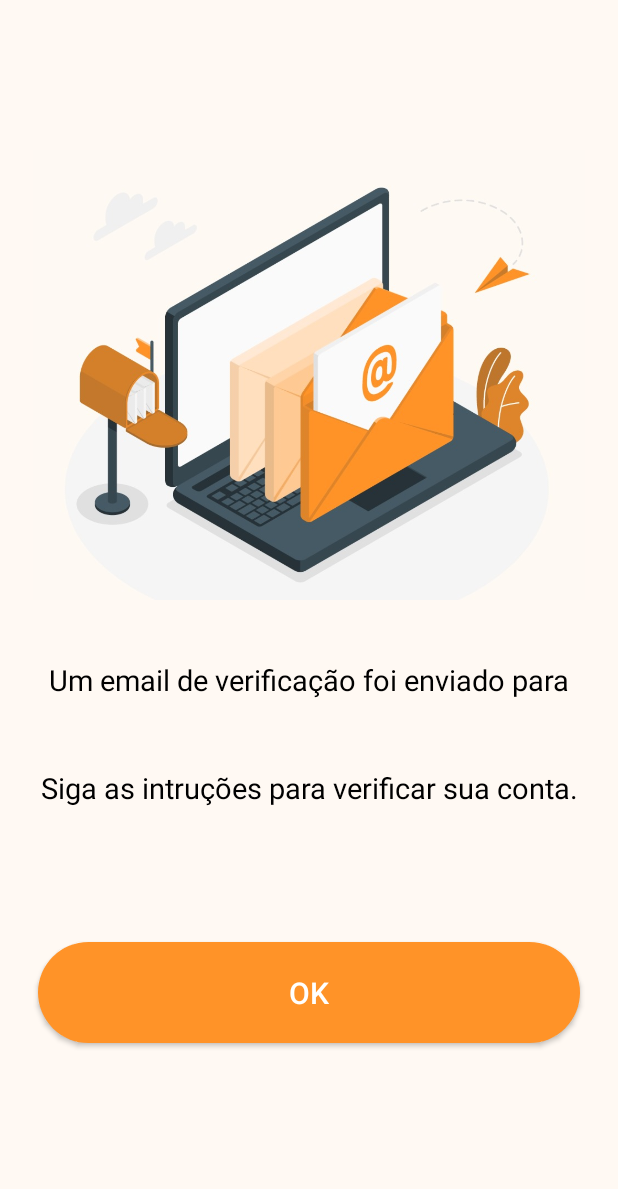
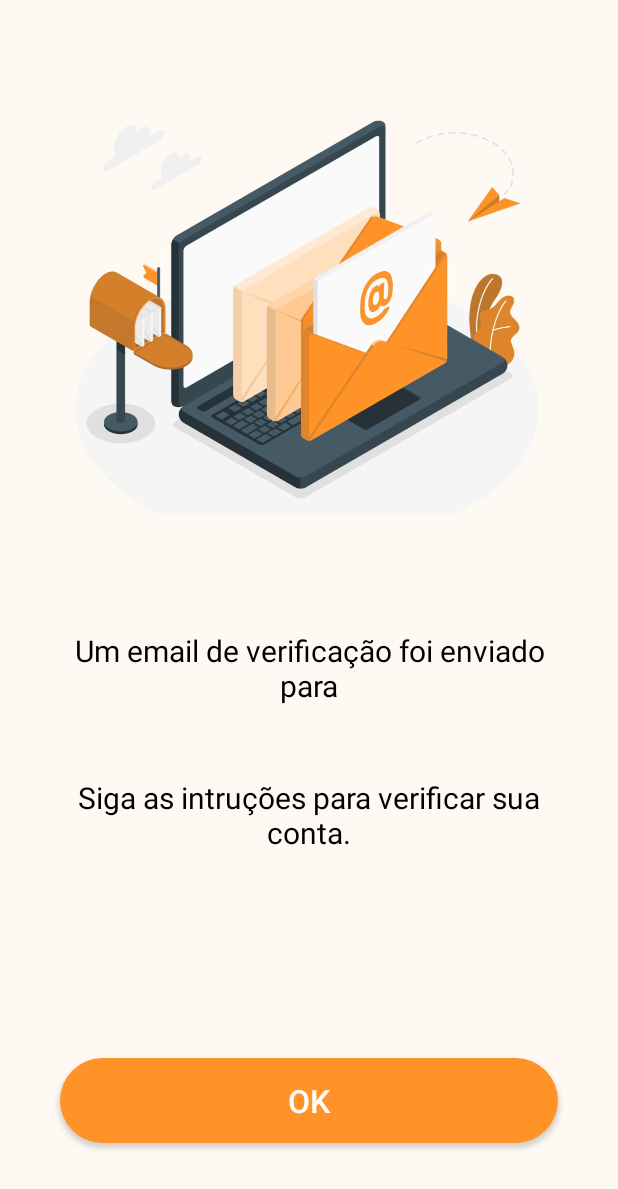
Before and after one commit to PI3-T7/PI3-ES-2024-T7, an Android app built with Jetpack Compose: the VerifyActivity screen opened directly, with no data from a screen before it, on a phone screen of 412 x 824 dp. Shown: the top 1189 px of the screen. Run offline under Robolectric (Android 15) with nearby library versions, the phone set to English and light mode, and no system bars; our stand-ins replace Firebase (no records; nobody signed in at launch, a user with empty details on screens opened directly).

Commit message:
Ajustando responsividade das telas iniciais

```diff
--- a/app/src/main/res/layout/activity_verify.xml
+++ b/app/src/main/res/layout/activity_verify.xml
@@ -1,63 +1,63 @@
 <?xml version="1.0" encoding="utf-8"?>
-<LinearLayout
-    xmlns:android="http://schemas.android.com/apk/res/android"
+<androidx.constraintlayout.widget.ConstraintLayout xmlns:android="http://schemas.android.com/apk/res/android"
     xmlns:app="http://schemas.android.com/apk/res-auto"
     xmlns:tools="http://schemas.android.com/tools"
     android:id="@+id/main"
     android:layout_width="match_parent"
     android:layout_height="match_parent"
+    android:background="@color/background"
     android:orientation="vertical"
-    android:background="@color/background"
-    tools:context=".ForgetActivity">
+    tools:context=".VerifyActivity">
 
     <androidx.appcompat.widget.AppCompatImageView
-        android:layout_width="wrap_content"
-        android:layout_height="300dp"
+        android:id="@+id/appCompatImageView"
+        android:layout_width="0dp"
+        android:layout_height="0dp"
+        android:layout_marginHorizontal="30dp"
+        android:layout_marginTop="50dp"
         android:src="@drawable/forget_password"
-        android:layout_marginTop="100dp"/>
+        app:layout_constraintBottom_toTopOf="@id/appCompatTextView"
+        app:layout_constraintEnd_toEndOf="parent"
+        app:layout_constraintHeight_max="300dp"
+        app:layout_constraintStart_toStartOf="parent"
+        app:layout_constraintTop_toTopOf="parent" />
 
     <androidx.appcompat.widget.AppCompatTextView
-        android:layout_width="match_parent"
-        android:layout_height="wrap_content"
+        android:id="@+id/appCompatTextView"
+        style="@style/EditTextVerify"
+        android:layout_marginTop="70dp"
         android:text="@string/verificacao"
-        android:textSize="19sp"
-        android:textColor="@color/black"
-        android:gravity="center"
-        android:layout_marginTop="40dp"/>
-
+        app:layout_constraintEnd_toEndOf="parent"
+        app:layout_constraintStart_toStartOf="parent"
+        app:layout_constraintTop_toBottomOf="@+id/appCompatImageView" />
 
     <androidx.appcompat.widget.AppCompatTextView
         android:id="@+id/emailText"
-        android:layout_width="match_parent"
-        android:layout_height="wrap_content"
+        style="@style/EditTextVerify"
         android:text="@string/exemplo_email"
-        android:textSize="19sp"
-        android:textColor="#FFA500"
-        android:gravity="center"
-        android:layout_marginTop="10dp"/>
-
+        android:textColor="@color/orange"
+        app:layout_constraintEnd_toEndOf="parent"
+        app:layout_constraintStart_toStartOf="parent"
+        app:layout_constraintTop_toBottomOf="@+id/appCompatTextView" />
 
     <androidx.appcompat.widget.AppCompatTextView
-        android:layout_width="match_parent"
-        android:layout_height="wrap_content"
+        android:id="@+id/appCompatTextView2"
+        style="@style/EditTextVerify"
         android:text="@string/Verificar"
-        android:textSize="19sp"
-        android:textColor="@color/black"
-        android:gravity="center"
-        android:layout_marginTop="10dp"/>
+        app:layout_constraintEnd_toEndOf="parent"
+        app:layout_constraintStart_toStartOf="parent"
+        app:layout_constraintTop_toBottomOf="@+id/emailText" />
 
     <androidx.appcompat.widget.AppCompatButton
         android:id="@+id/butOk"
-        android:layout_width="match_parent"
-        android:layout_height="wrap_content"
+        style="@style/Botoes"
+        android:layout_marginTop="30dp"
+        android:layout_marginBottom="50dp"
         android:text="@string/ok"
-        android:textColor="@color/white"
-        android:textAlignment="center"
-        android:textSize="20sp"
-        android:background="@drawable/button_opening"
-        android:layout_marginStart="25dp"
-        android:layout_marginEnd="25dp"
-        android:layout_marginTop="90dp"
-        android:padding="20dp"/>
+        app:layout_constraintBottom_toBottomOf="parent"
+        app:layout_constraintEnd_toEndOf="parent"
+        app:layout_constraintStart_toStartOf="parent"
+        app:layout_constraintTop_toBottomOf="@+id/appCompatTextView2"
+        app:layout_constraintVertical_bias="0.9" />
 
-</LinearLayout>
+</androidx.constraintlayout.widget.ConstraintLayout>
--- a/app/src/main/res/values/styles.xml
+++ b/app/src/main/res/values/styles.xml
@@ -1,4 +1,6 @@
 <resources>
+    <!-- Estilos Genéricos -->
+
     <!--  Botoes  -->
     <style name="Botoes">
         <item name="android:layout_width">match_parent</item>
@@ -8,9 +10,13 @@
         <item name="android:textColor">@color/white</item>
         <item name="android:textAlignment">center</item>
         <item name="android:textSize">21sp</item>
+        <item name="android:padding">14dp</item>
         <item name="android:background">@drawable/button_opening</item>
         <item name="android:elevation">10dp</item>
     </style>
+
+    <!-- Estilos Específicos das Activitys -->
+
     <!--  Activity Sign Up  -->
     <style name="InputsCadastro">
         <item name="android:layout_width">0dp</item>
@@ -25,6 +31,20 @@
         <item name="android:textSize">20sp</item>
         <item name="android:layout_marginTop">20dp</item>
     </style>
+
+    <!-- Activity Verify e Forget -->
+    <style name="EditTextVerify">
+        <item name="android:layout_width">0dp</item>
+        <item name="android:layout_height">wrap_content</item>
+        <item name="android:textSize">20sp</item>
+        <item name="android:layout_marginTop">10dp</item>
+        <item name="android:textColor">@color/black</item>
+        <item name="android:textAlignment">center</item>
+        <item name="android:layout_marginStart">40dp</item>
+        <item name="android:layout_marginEnd">40dp</item>
+    </style>
+
+    <!--  *********************************************************************  -->
     <!-- Ainda vou arrumar(isa) -->
     <style name="ContainerOpening">
         <item name="android:layout_width">match_parent</item>
```
Also changed, not shown: app/src/main/res/layout/activity_forget.xml (+39 -35 lines), app/src/main/res/layout/activity_login.xml (+40 -67 lines), app/src/main/res/layout/activity_opening.xml (+17 -30 lines), app/src/main/res/layout/activity_sign_up.xml (+5 -5 lines).
